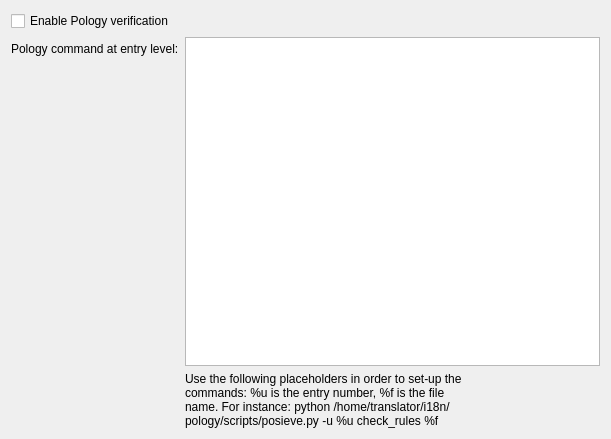
Old version of the form src/project/prefs_project_pology.ui in the repository KDE/lokalize.
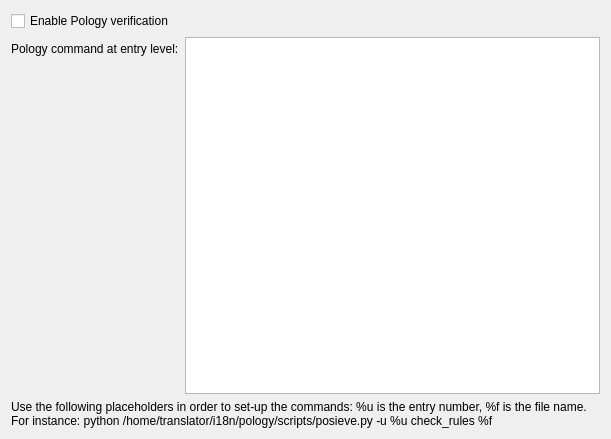
New version of the form.

Commit message: Cosmetic change for the pology configuration menu

The edit to the form file:
```diff
--- a/src/project/prefs_project_pology.ui
+++ b/src/project/prefs_project_pology.ui
@@ -45,7 +45,7 @@
         </property>
         </widget>
     </item>
-    <item row="2" column="1">
+    <item row="2" column="0" colspan="2">
     <widget class="QLabel" name="textLabel3_0">
      <property name="text">
       <string comment="@label:textbox">Use the following placeholders in order to set-up the commands: %u is the entry number, %f is the file name. For instance: python /home/translator/i18n/pology/scripts/posieve.py -u %u check_rules %f</string>
```
The commit also changes 1 other file.
